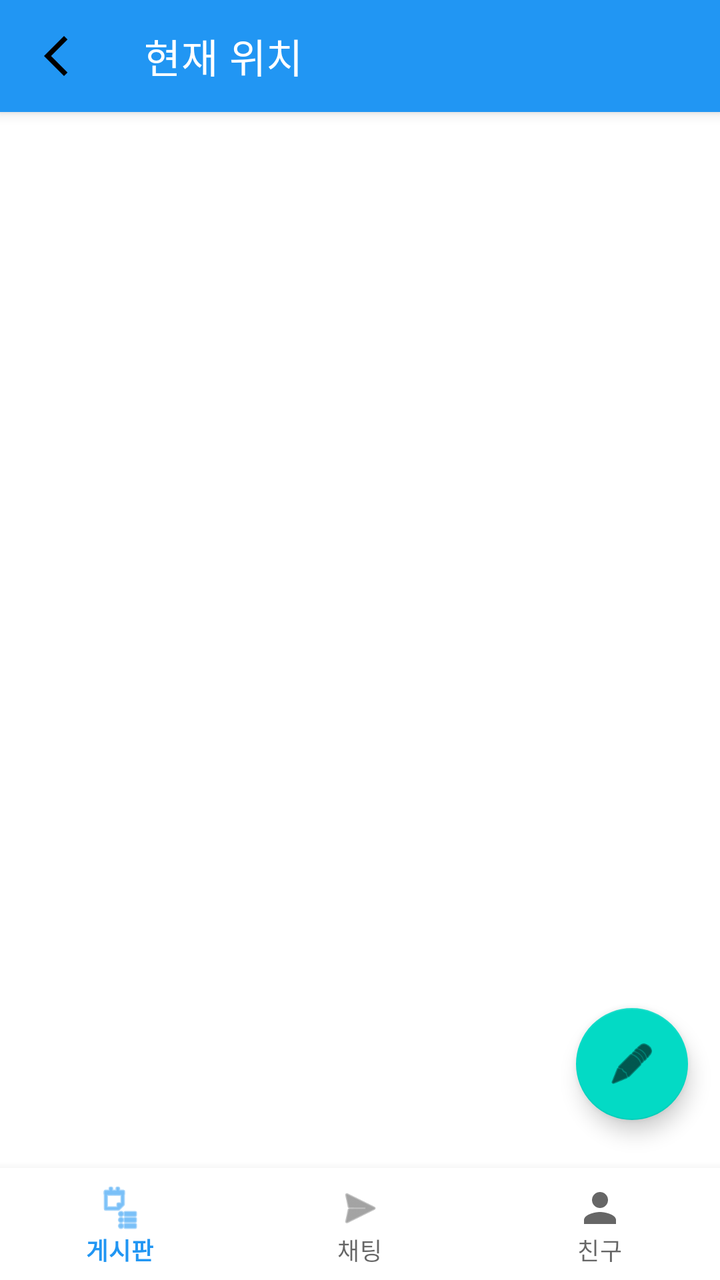
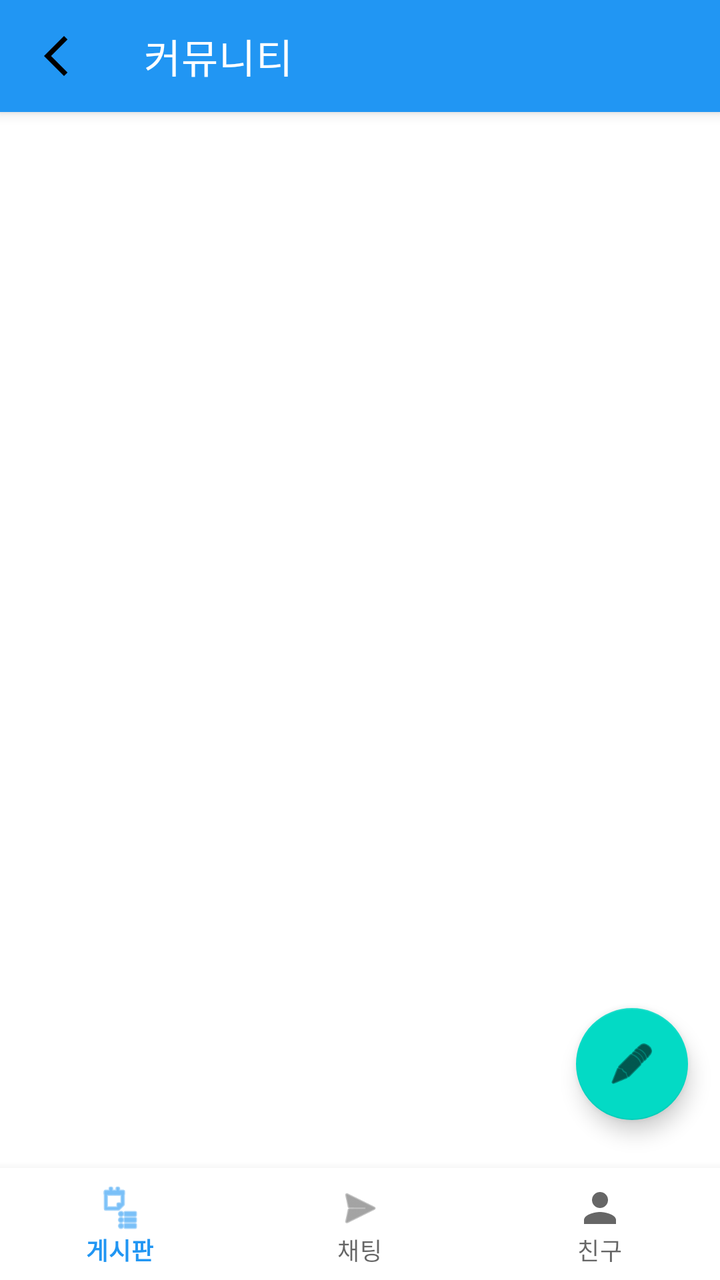

Compare the two renders of this Android layout. The source of the first and the diff that turns it into the second are given below.
<!-- AndroidManifest.xml: activity theme Theme.SocialMyMap.NoActionBar -->
<!-- res/layout/activity_community.xml -->
<?xml version="1.0" encoding="utf-8"?>
<androidx.coordinatorlayout.widget.CoordinatorLayout xmlns:android="http://schemas.android.com/apk/res/android"
    xmlns:app="http://schemas.android.com/apk/res-auto"
    android:layout_width="match_parent"
    android:layout_height="match_parent"
    android:fitsSystemWindows="true">

    <com.google.android.material.appbar.AppBarLayout
        android:layout_width="match_parent"
        android:layout_height="wrap_content">

        <androidx.appcompat.widget.Toolbar
            android:id="@+id/toolbar_community"
            android:layout_width="match_parent"
            android:layout_height="?attr/actionBarSize"
            android:background="?attr/colorPrimary"
            app:title="현재 위치"
            app:navigationIcon="@drawable/ic_arrow_back"
            app:titleTextColor="@android:color/white"/>

    </com.google.android.material.appbar.AppBarLayout>

    <androidx.viewpager2.widget.ViewPager2
        android:id="@+id/view_pager"
        android:layout_width="match_parent"
        android:layout_height="match_parent"
        app:layout_behavior="@string/appbar_scrolling_view_behavior" />

    <com.google.android.material.floatingactionbutton.FloatingActionButton
        android:id="@+id/fab_write_post"
        android:layout_width="wrap_content"
        android:layout_height="wrap_content"
        android:layout_gravity="bottom|end"
        android:layout_marginEnd="16dp"
        android:layout_marginBottom="80dp"
        android:src="@android:drawable/ic_menu_edit" />

    <com.google.android.material.bottomnavigation.BottomNavigationView
        android:id="@+id/bottom_navigation"
        android:layout_width="match_parent"
        android:layout_height="wrap_content"
        android:layout_gravity="bottom"
        app:menu="@menu/community_bottom_menu" />

</androidx.coordinatorlayout.widget.CoordinatorLayout>
<!-- resources referenced by this layout -->
<resources>
  <!-- drawable ic_arrow_back (drawable) -->
  <vector xmlns:android="http://schemas.android.com/apk/res/android" android:height="24dp" android:tint="#000000" android:viewportHeight="24" android:viewportWidth="24" android:width="24dp">
        
      <path android:fillColor="@android:color/white" android:pathData="M17.77,3.77l-1.77,-1.77l-10,10l10,10l1.77,-1.77l-8.23,-8.23z"/>
      
  </vector>
  <style name="Theme.SocialMyMap.NoActionBar" parent="Theme.SocialMyMap">
          <item name="windowActionBar">false</item>
          <item name="windowNoTitle">true</item>
      </style>
  <style name="Theme.SocialMyMap" parent="Theme.MaterialComponents.DayNight.DarkActionBar">
          
          <item name="colorPrimary">@color/blue_500</item>
          <item name="colorPrimaryVariant">@color/blue_700</item>
          <item name="colorOnPrimary">@color/white</item>
          
          <item name="colorSecondary">@color/teal_200</item>
          <item name="colorSecondaryVariant">@color/teal_700</item>
          <item name="colorOnSecondary">@color/black</item>
          
          <item name="android:statusBarColor" tools:targetApi="l">?attr/colorPrimaryVariant</item>
          
  
          
          <item name="android:windowDrawsSystemBarBackgrounds">true</item>
          <item name="android:statusBarColor">@android:color/transparent</item>
          <item name="android:navigationBarColor">@android:color/transparent</item>
          <item name="android:windowLightStatusBar">true</item>
          <item name="android:windowLightNavigationBar" tools:targetApi="o_mr1">true</item>
      </style>
  <color name="blue_500">#2196F3</color>
  <color name="blue_700">#1976D2</color>
  <color name="white">#FFFFFFFF</color>
  <color name="teal_200">#FF03DAC5</color>
  <color name="teal_700">#FF018786</color>
  <color name="black">#FF000000</color>
</resources>

<!-- the commit's change to res/layout/activity_community.xml (unified diff, before → after) -->
@@ -14,7 +14,7 @@
             android:layout_width="match_parent"
             android:layout_height="?attr/actionBarSize"
             android:background="?attr/colorPrimary"
-            app:title="현재 위치"
+            app:title="커뮤니티"
             app:navigationIcon="@drawable/ic_arrow_back"
             app:titleTextColor="@android:color/white"/>
 
